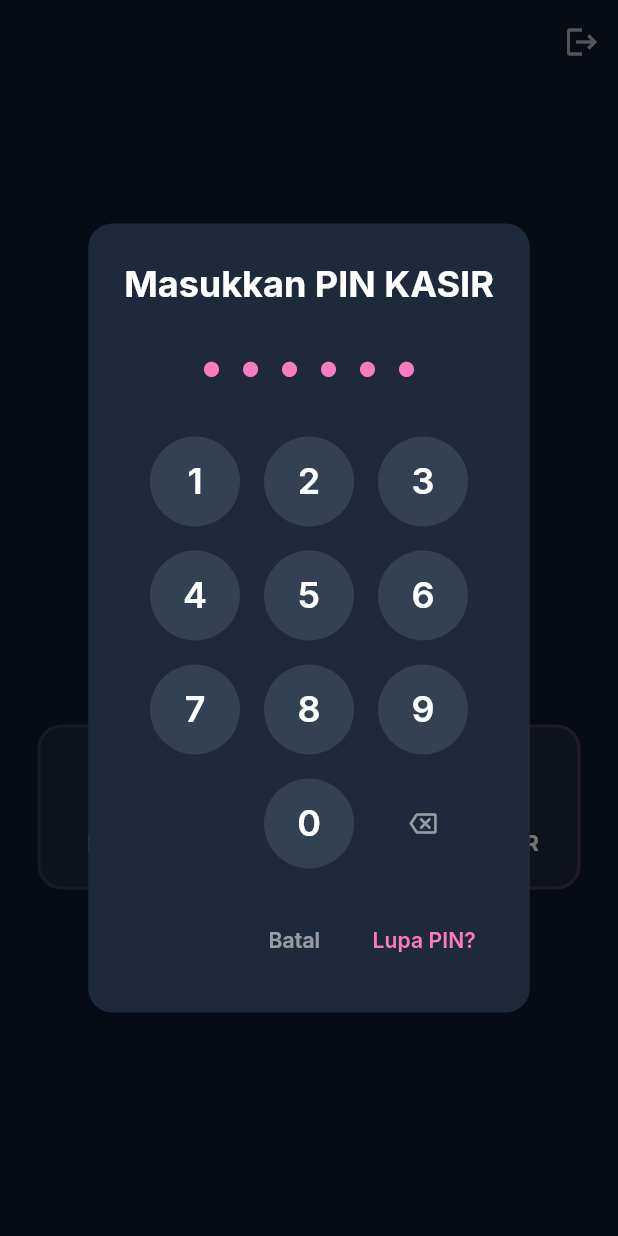
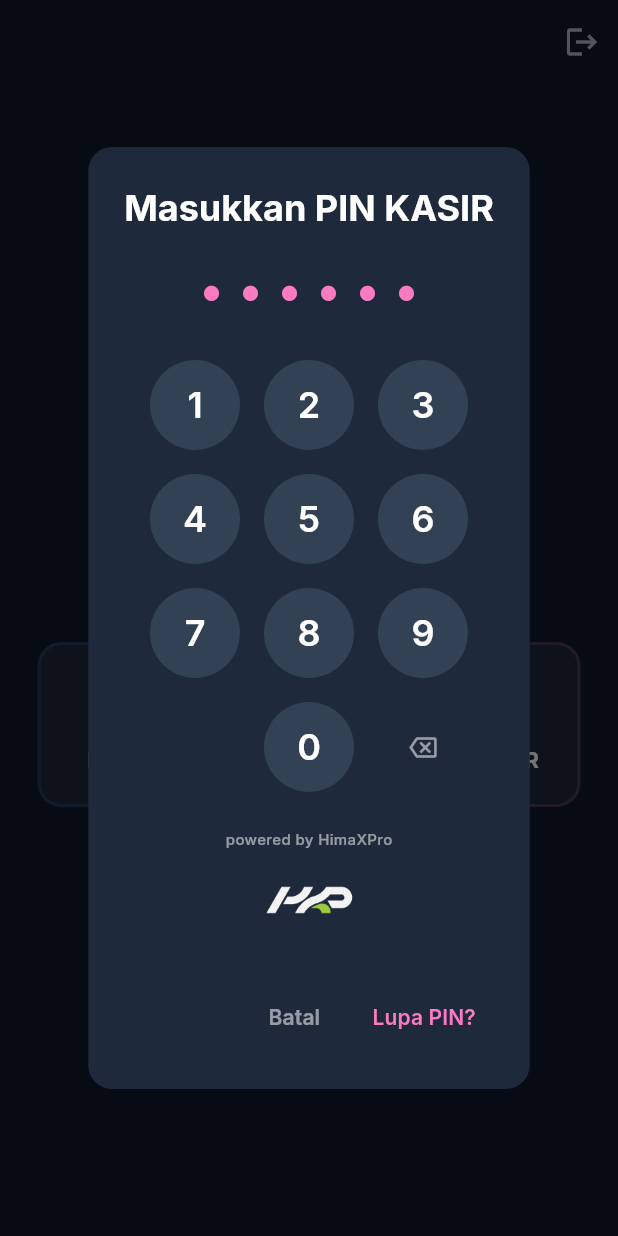
Before and after one commit to HimaXPro/kasir-digital, a Flutter app: the screen it shows once a user with an empty profile is signed in, after a tap on "KASIR", on a phone screen of 412 x 824 dp. Run offline on Flutter 3.47's test engine with Material 3 defaults, Android fonts, the phone set to English and light mode, and no system bars; our stand-ins replace cloud_firestore, firebase_auth, firebase_core, firebase_storage, fl_chart, google_fonts and 3 more; missing offline and left inert: blue_thermal_printer; accounts and stored records are empty; generated files the repository leaves out were written again.

```diff
--- a/pos-mobile/lib/app.dart
+++ b/pos-mobile/lib/app.dart
@@ -30,25 +30,49 @@ class _AppEntry extends StatelessWidget {
     return Consumer<AuthProvider>(
       builder: (context, auth, child) {
         if (auth.isLoading) {
-          return const Scaffold(
-            backgroundColor: Color(0xFF4F46E5),
+          return Scaffold(
+            backgroundColor: const Color(0xFF4F46E5),
             body: Center(
               child: Column(
                 mainAxisSize: MainAxisSize.min,
                 children: [
-                  Icon(Icons.point_of_sale, color: Colors.white, size: 64),
-                  SizedBox(height: 16),
-                  Text(
-                    'Kasir Digital',
+                  Image.asset(
+                    'assets/images/logo_bhayangkari.jpg',
+                    width: 120,
+                    height: 120,
+                  ),
+                  const SizedBox(height: 16),
+                  const Text(
+                    'Kasir Digital | UMKM BHAYANGKARI',
+                    textAlign: TextAlign.center,
                     style: TextStyle(
                       color: Colors.white,
-                      fontSize: 24,
+                      fontSize: 20,
                       fontWeight: FontWeight.w800,
                       letterSpacing: -0.5,
                     ),
                   ),
-                  SizedBox(height: 32),
-                  CircularProgressIndicator(color: Colors.white54),
+                  const SizedBox(height: 32),
+                  const CircularProgressIndicator(color: Colors.white54),
+                  const SizedBox(height: 48),
+                  Column(
+                    mainAxisSize: MainAxisSize.min,
+                    children: [
+                      const Text(
+                        'powered by HimaXPro',
+                        style: TextStyle(
+                          color: Colors.white70,
+                          fontSize: 12,
+                          fontWeight: FontWeight.w500,
+                        ),
+                      ),
+                      const SizedBox(height: 8),
+                      Image.asset(
+                        'assets/images/logo_himaxpro.png',
+                        width: 80,
+                      ),
+                    ],
+                  ),
                 ],
               ),
             ),
--- a/pos-mobile/lib/screens/login/login_screen.dart
+++ b/pos-mobile/lib/screens/login/login_screen.dart
@@ -146,39 +146,32 @@ class _LoginScreenState extends State<LoginScreen>
                       mainAxisSize: MainAxisSize.min,
                       crossAxisAlignment: CrossAxisAlignment.stretch,
                       children: [
-                        // Logo
                         Center(
                           child: Container(
-                            width: 72,
-                            height: 72,
+                            width: 100,
+                            height: 100,
                             decoration: BoxDecoration(
-                              gradient: const LinearGradient(
-                                begin: Alignment.topLeft,
-                                end: Alignment.bottomRight,
-                                colors: [
-                                  Color(0xFF4F46E5),
-                                  Color(0xFF7C3AED),
-                                ],
-                              ),
                               borderRadius: BorderRadius.circular(20),
                               boxShadow: [
                                 BoxShadow(
-                                  color: AppTheme.primary.withAlpha(102),
+                                  color: AppTheme.primary.withAlpha(50),
                                   blurRadius: 24,
                                   offset: const Offset(0, 8),
                                 ),
                               ],
                             ),
-                            child: const Icon(
-                              Icons.point_of_sale,
-                              color: Colors.white,
-                              size: 36,
+                            child: ClipRRect(
+                              borderRadius: BorderRadius.circular(20),
+                              child: Image.asset(
+                                'assets/images/logo_bhayangkari.jpg',
+                                fit: BoxFit.cover,
+                              ),
                             ),
                           ),
                         ),
                         const SizedBox(height: 24),
                         Text(
-                          'Kasir Digital',
+                          'Kasir Digital\nUMKM BHAYANGKARI',
                           textAlign: TextAlign.center,
                           style: GoogleFonts.inter(
                             color: Colors.white,
@@ -429,13 +422,24 @@ class _LoginScreenState extends State<LoginScreen>
                         ),
 
                         const SizedBox(height: 24),
-                        Text(
-                          'Kasir Digital v1.0 • Connected to Web',
-                          textAlign: TextAlign.center,
-                          style: GoogleFonts.inter(
-                            color: const Color(0xFF334155),
-                            fontSize: 12,
-                          ),
+                        Column(
+                          mainAxisSize: MainAxisSize.min,
+                          children: [
+                            Text(
+                              'powered by HimaXPro',
+                              textAlign: TextAlign.center,
+                              style: GoogleFonts.inter(
+                                color: const Color(0xFF64748B),
+                                fontSize: 12,
+                                fontWeight: FontWeight.w500,
+                              ),
+                            ),
+                            const SizedBox(height: 8),
+                            Image.asset(
+                              'assets/images/logo_himaxpro.png',
+                              width: 80,
+                            ),
+                          ],
                         ),
                       ],
                     ),
--- a/pos-mobile/lib/screens/login/role_selection_screen.dart
+++ b/pos-mobile/lib/screens/login/role_selection_screen.dart
@@ -152,6 +152,25 @@ class _RoleSelectionScreenState extends State<RoleSelectionScreen> {
                         );
                       }),
                     ),
+                  ),
+                  const SizedBox(height: 24),
+                  Column(
+                    mainAxisSize: MainAxisSize.min,
+                    children: [
+                      const Text(
+                        'powered by HimaXPro',
+                        style: TextStyle(
+                          color: Colors.white54,
+                          fontSize: 10,
+                          fontWeight: FontWeight.w500,
+                        ),
+                      ),
+                      const SizedBox(height: 4),
+                      Image.asset(
+                        'assets/images/logo_himaxpro.png',
+                        width: 60,
+                      ),
+                    ],
                   ),
                 ],
               ),
@@ -319,6 +338,25 @@ class _RoleSelectionScreenState extends State<RoleSelectionScreen> {
                       );
                     }),
                   ),
+                  const SizedBox(height: 24),
+                  Column(
+                    mainAxisSize: MainAxisSize.min,
+                    children: [
+                      const Text(
+                        'powered by HimaXPro',
+                        style: TextStyle(
+                          color: Colors.white54,
+                          fontSize: 10,
+                          fontWeight: FontWeight.w500,
+                        ),
+                      ),
+                      const SizedBox(height: 4),
+                      Image.asset(
+                        'assets/images/logo_himaxpro.png',
+                        width: 60,
+                      ),
+                    ],
+                  ),
                 ],
               ),
               actions: [
@@ -466,7 +504,15 @@ class _RoleSelectionScreenState extends State<RoleSelectionScreen> {
               child: Column(
                 mainAxisAlignment: MainAxisAlignment.center,
                 children: [
-                  const Icon(Icons.store_outlined, size: 64, color: AppTheme.primary),
+                  ClipRRect(
+                    borderRadius: BorderRadius.circular(16),
+                    child: Image.asset(
+                      'assets/images/logo_bhayangkari.jpg',
+                      width: 80,
+                      height: 80,
+                      fit: BoxFit.cover,
+                    ),
+                  ),
                   const SizedBox(height: 16),
                   Text(
                     'Siapa Anda?',
@@ -495,6 +541,25 @@ class _RoleSelectionScreenState extends State<RoleSelectionScreen> {
                       _buildRoleButton('owner', Icons.admin_panel_settings, AppTheme.primary),
                     ],
                   ),
+                  const SizedBox(height: 48),
+                  Column(
+                    mainAxisSize: MainAxisSize.min,
+                    children: [
+                      const Text(
+                        'powered by HimaXPro',
+                        style: TextStyle(
+                          color: Colors.white54,
+                          fontSize: 10,
+                          fontWeight: FontWeight.w500,
+                        ),
+                      ),
+                      const SizedBox(height: 4),
+                      Image.asset(
+                        'assets/images/logo_himaxpro.png',
+                        width: 60,
+                      ),
+                    ],
+                  ),
                 ],
               ),
             ),
```
Also changed, not shown: pos-mobile/assets/images/logo_bhayangkari.jpg (added), pos-mobile/assets/images/logo_himaxpro.png (added), 1 other file.
